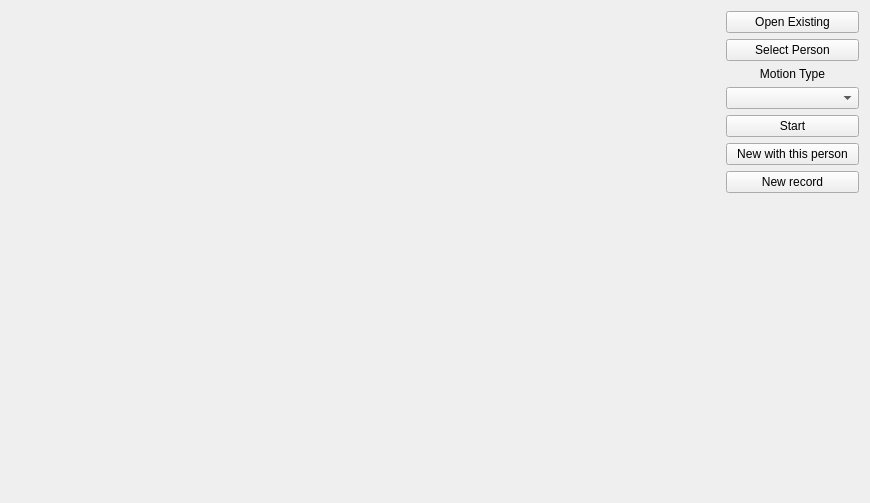
This is tinyos-2.x/trunk/support/cpp/TestShimmer/src/Arm.ui in baharev/szte-wsn-code as Qt 5 draws it before an edit. The edited form follows.
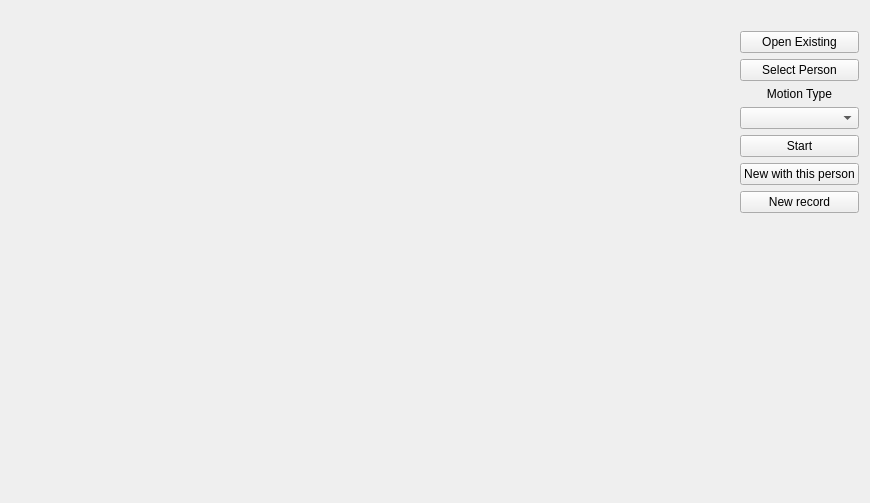
This is the edited form.

What changed in the file:
```diff
--- a/tinyos-2.x/trunk/support/cpp/TestShimmer/src/Arm.ui
+++ b/tinyos-2.x/trunk/support/cpp/TestShimmer/src/Arm.ui
@@ -13,7 +13,17 @@
   <property name="windowTitle">
    <string>Form</string>
   </property>
-  <layout class="QHBoxLayout" name="horizontalLayout_2">
+  <layout class="QVBoxLayout" name="verticalLayout_4">
+   <item>
+    <widget class="QLabel" name="Person_Label">
+     <property name="text">
+      <string/>
+     </property>
+     <property name="alignment">
+      <set>Qt::AlignCenter</set>
+     </property>
+    </widget>
+   </item>
    <item>
     <layout class="QHBoxLayout" name="horizontalLayout">
      <item>
@@ -29,8 +39,6 @@
        </property>
       </spacer>
      </item>
-    </layout>
-   </item>
    <item>
     <layout class="QVBoxLayout" name="verticalLayout">
      <property name="sizeConstraint">
@@ -69,12 +77,12 @@
        </item>
        <item>
         <property name="text">
-         <string>Right elbow flexion</string>
+           <string>Right elbow flex</string>
         </property>
        </item>
        <item>
         <property name="text">
-         <string>Left elbow flexion</string>
+           <string>Left elbow flex</string>
         </property>
        </item>
       </widget>
@@ -112,6 +120,8 @@
         </size>
        </property>
       </spacer>
+       </item>
+      </layout>
      </item>
     </layout>
    </item>
```
Lines whose indentation alone changed are shown as unchanged.
